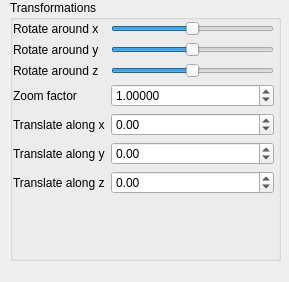
istee/cor3d, file GUI/SideWidget.ui: the form before one commit.
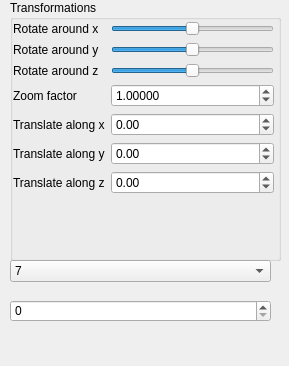
The form after the commit.

```diff
--- a/GUI/SideWidget.ui
+++ b/GUI/SideWidget.ui
@@ -7,7 +7,7 @@
     <x>0</x>
     <y>0</y>
     <width>289</width>
-    <height>282</height>
+    <height>366</height>
    </rect>
   </property>
   <property name="sizePolicy">
@@ -37,7 +37,7 @@
    <property name="title">
     <string>Transformations</string>
    </property>
-   <widget class="QWidget" name="">
+   <widget class="QWidget" name="layoutWidget">
     <property name="geometry">
      <rect>
       <x>3</x>
@@ -217,6 +217,36 @@
     </layout>
    </widget>
   </widget>
+  <widget class="QComboBox" name="comboBox">
+   <property name="geometry">
+    <rect>
+     <x>10</x>
+     <y>260</y>
+     <width>261</width>
+     <height>22</height>
+    </rect>
+   </property>
+   <item>
+    <property name="text">
+     <string>7</string>
+    </property>
+   </item>
+   <item>
+    <property name="text">
+     <string>10</string>
+    </property>
+   </item>
+  </widget>
+  <widget class="QSpinBox" name="spinBox">
+   <property name="geometry">
+    <rect>
+     <x>10</x>
+     <y>300</y>
+     <width>261</width>
+     <height>22</height>
+    </rect>
+   </property>
+  </widget>
  </widget>
  <resources/>
  <connections/>
```
Left out of the diff: 19 changed lines with no effect on the pictures.
